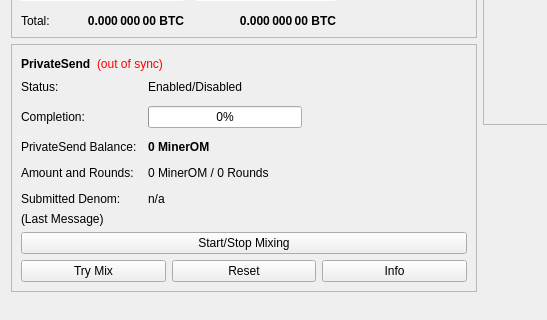
Above: src/qt/forms/overviewpage.ui from worldmint/MinerOM before the change; both pictures show x 0 to 547 and y 178 to 498 of the 960 by 585 pixel window. Below: the same form after it.
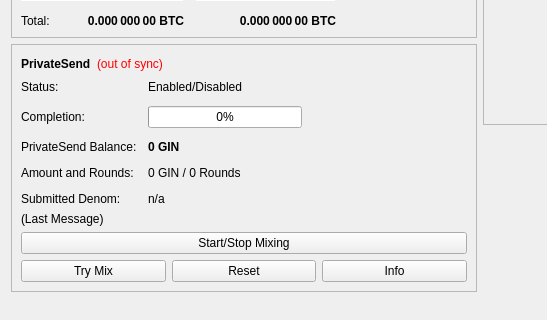
That is the form after the change.

Diff of the .ui file:
```diff
--- a/src/qt/forms/overviewpage.ui
+++ b/src/qt/forms/overviewpage.ui
@@ -511,7 +511,7 @@
                </font>
               </property>
               <property name="text">
-               <string notr="true">0 MinerOM</string>
+               <string notr="true">0 GIN</string>
               </property>
              </widget>
             </item>
@@ -525,7 +525,7 @@
             <item row="3" column="1">
              <widget class="QLabel" name="labelAmountRounds">
               <property name="text">
-               <string>0 MinerOM / 0 Rounds</string>
+               <string>0 GIN / 0 Rounds</string>
               </property>
              </widget>
             </item>
```
Left out of the diff: 11 changed lines with no effect on the pictures.
